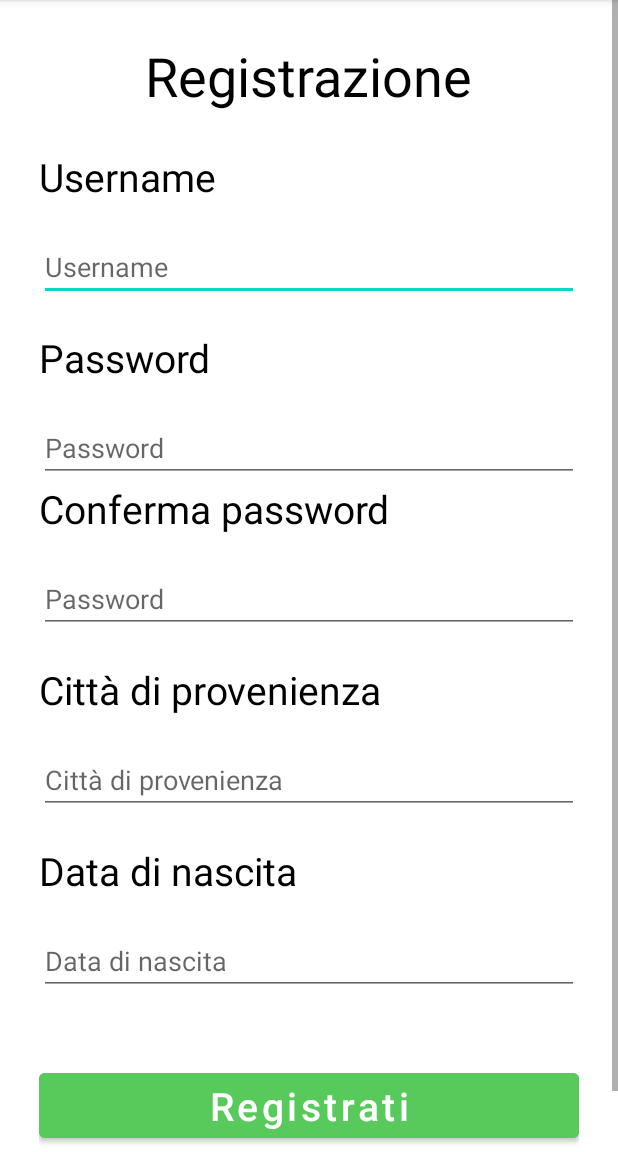
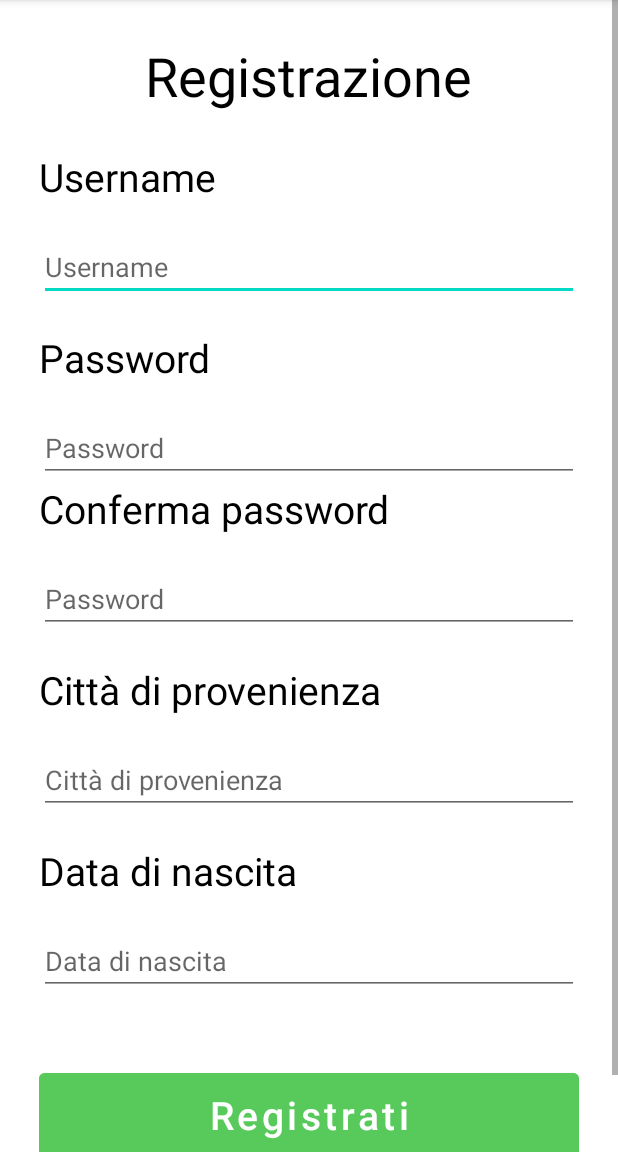
Before and after one commit to ValentinaS8/ProgettoTnvAndroid, an Android app: the RegistrazioneActivity screen opened directly, with no data from a screen before it, on a phone screen of 412 x 824 dp, the part 84-1236 px from its top. Run offline under Robolectric (Android 15) with nearby library versions, the phone set to English and light mode, and no system bars.

Commit message:
sistemato padding bottone registrati

```diff
--- a/app/src/main/res/layout/activity_registrazione.xml
+++ b/app/src/main/res/layout/activity_registrazione.xml
@@ -157,12 +157,13 @@
                 android:id="@+id/btn_registrati"
                 android:layout_width="match_parent"
                 android:layout_height="wrap_content"
+                android:layout_gravity="center"
                 android:backgroundTint="@color/btn_green"
                 android:text="@string/btn_registrazione"
-                android:layout_gravity="center"
-                android:textSize="26dp"
+                android:padding="10dp"
                 android:textAllCaps="false"
-                android:textColor="@color/white"/>
+                android:textColor="@color/white"
+                android:textSize="26dp" />
 
             <Space
                 android:layout_width="wrap_content"
```
